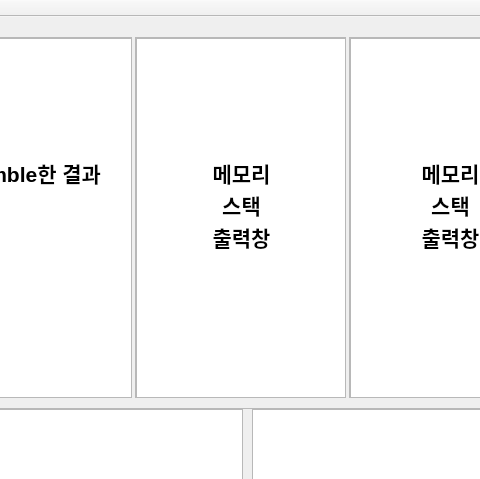
This is UCodeInterpreter/UCodeInterpreter.ui in joohyeson/UCodeInterpreter as Qt 5 draws it before an edit; both pictures show x 249 to 729 and y 0 to 479 of the 983 by 717 pixel window. The edited form follows.
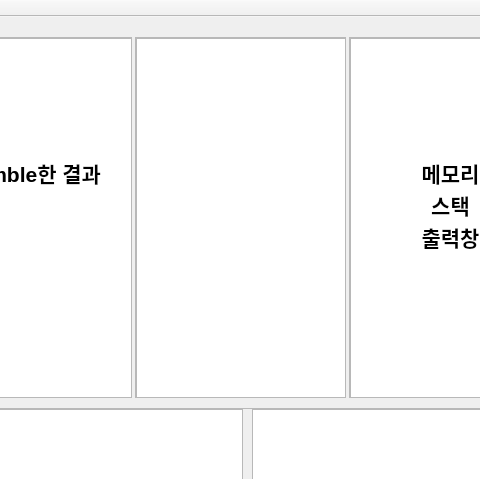
This is the edited form.

Commit message: 충돌 내용 변경, label과 inst값이 동일하게 나오던 오류 해결

What changed in the file:
```diff
--- a/UCodeInterpreter/UCodeInterpreter.ui
+++ b/UCodeInterpreter/UCodeInterpreter.ui
@@ -260,14 +260,7 @@
 &lt;html&gt;&lt;head&gt;&lt;meta name=&quot;qrichtext&quot; content=&quot;1&quot; /&gt;&lt;style type=&quot;text/css&quot;&gt;
 p, li { white-space: pre-wrap; }
 &lt;/style&gt;&lt;/head&gt;&lt;body style=&quot; font-family:'Gulim'; font-size:9pt; font-weight:400; font-style:normal;&quot;&gt;
-&lt;p align=&quot;center&quot; style=&quot;-qt-paragraph-type:empty; margin-top:0px; margin-bottom:0px; margin-left:0px; margin-right:0px; -qt-block-indent:0; text-indent:0px;&quot;&gt;&lt;br /&gt;&lt;/p&gt;
-&lt;p align=&quot;center&quot; style=&quot;-qt-paragraph-type:empty; margin-top:0px; margin-bottom:0px; margin-left:0px; margin-right:0px; -qt-block-indent:0; text-indent:0px; font-size:16pt; font-weight:600;&quot;&gt;&lt;br /&gt;&lt;/p&gt;
-&lt;p align=&quot;center&quot; style=&quot;-qt-paragraph-type:empty; margin-top:0px; margin-bottom:0px; margin-left:0px; margin-right:0px; -qt-block-indent:0; text-indent:0px; font-size:16pt; font-weight:600;&quot;&gt;&lt;br /&gt;&lt;/p&gt;
-&lt;p align=&quot;center&quot; style=&quot;-qt-paragraph-type:empty; margin-top:0px; margin-bottom:0px; margin-left:0px; margin-right:0px; -qt-block-indent:0; text-indent:0px; font-size:16pt; font-weight:600;&quot;&gt;&lt;br /&gt;&lt;/p&gt;
-&lt;p align=&quot;center&quot; style=&quot;-qt-paragraph-type:empty; margin-top:0px; margin-bottom:0px; margin-left:0px; margin-right:0px; -qt-block-indent:0; text-indent:0px; font-size:16pt; font-weight:600;&quot;&gt;&lt;br /&gt;&lt;/p&gt;
-&lt;p align=&quot;center&quot; style=&quot; margin-top:0px; margin-bottom:0px; margin-left:0px; margin-right:0px; -qt-block-indent:0; text-indent:0px;&quot;&gt;&lt;span style=&quot; font-size:16pt; font-weight:600;&quot;&gt;메모리&lt;/span&gt;&lt;/p&gt;
-&lt;p align=&quot;center&quot; style=&quot; margin-top:0px; margin-bottom:0px; margin-left:0px; margin-right:0px; -qt-block-indent:0; text-indent:0px;&quot;&gt;&lt;span style=&quot; font-size:16pt; font-weight:600;&quot;&gt;스택&lt;/span&gt;&lt;/p&gt;
-&lt;p align=&quot;center&quot; style=&quot; margin-top:0px; margin-bottom:0px; margin-left:0px; margin-right:0px; -qt-block-indent:0; text-indent:0px;&quot;&gt;&lt;span style=&quot; font-size:16pt; font-weight:600;&quot;&gt;출력창&lt;/span&gt;&lt;/p&gt;&lt;/body&gt;&lt;/html&gt;</string>
+&lt;p align=&quot;center&quot; style=&quot;-qt-paragraph-type:empty; margin-top:0px; margin-bottom:0px; margin-left:0px; margin-right:0px; -qt-block-indent:0; text-indent:0px;&quot;&gt;&lt;br /&gt;&lt;/p&gt;&lt;/body&gt;&lt;/html&gt;</string>
       </property>
      </widget>
     </widget>
```
Left out of the diff: 2 changed lines with no effect on the pictures. The commit also changes 2 other files.
